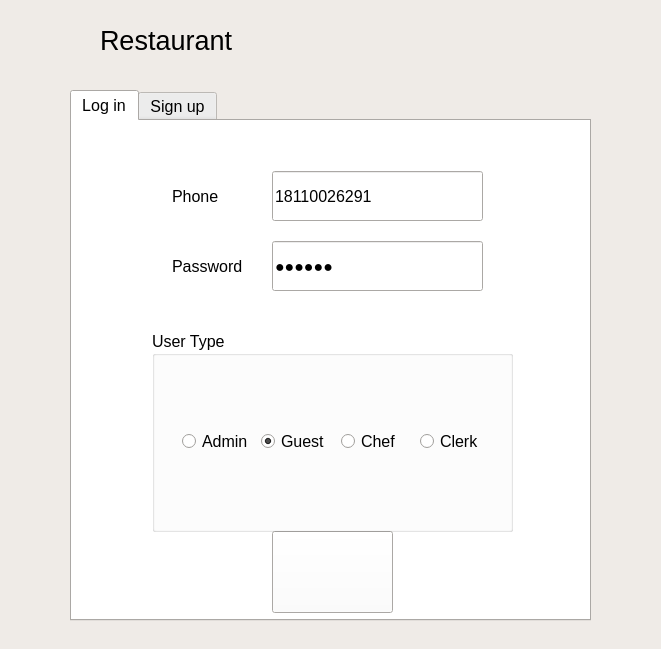
Above: logindlg.ui from zrd96/restaurant before the change. Below: the same form after it.
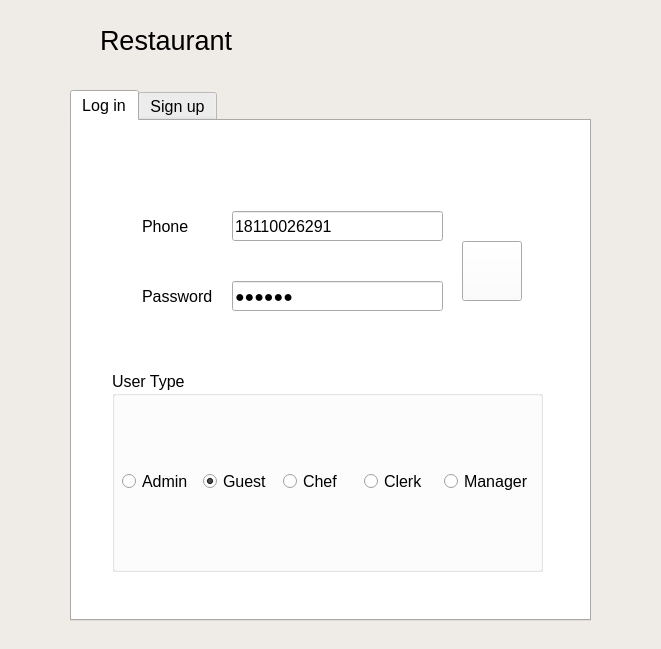
That is the form after the change. Icons and pictures are not drawn.

Patch:
```diff
--- a/logindlg.ui
+++ b/logindlg.ui
@@ -155,10 +155,10 @@
     <widget class="QPushButton" name="loginButton">
      <property name="geometry">
       <rect>
-       <x>200</x>
-       <y>410</y>
-       <width>121</width>
-       <height>82</height>
+       <x>390</x>
+       <y>120</y>
+       <width>60</width>
+       <height>60</height>
       </rect>
      </property>
      <property name="text">
@@ -178,9 +178,9 @@
     <widget class="QGroupBox" name="groupBoxLogin">
      <property name="geometry">
       <rect>
-       <x>80</x>
-       <y>210</y>
-       <width>361</width>
+       <x>40</x>
+       <y>250</y>
+       <width>431</width>
        <height>201</height>
       </rect>
      </property>
@@ -190,9 +190,9 @@
      <widget class="QWidget" name="gridLayoutWidget">
       <property name="geometry">
        <rect>
-        <x>30</x>
+        <x>10</x>
         <y>70</y>
-        <width>311</width>
+        <width>412</width>
         <height>81</height>
        </rect>
       </property>
@@ -231,14 +231,21 @@
          </property>
         </widget>
        </item>
+       <item row="0" column="4">
+        <widget class="QRadioButton" name="managerButton">
+         <property name="text">
+          <string>Manager</string>
+         </property>
+        </widget>
+       </item>
       </layout>
      </widget>
     </widget>
     <widget class="QLabel" name="label_2">
      <property name="geometry">
       <rect>
-       <x>100</x>
-       <y>120</y>
+       <x>70</x>
+       <y>150</y>
        <width>72</width>
        <height>50</height>
       </rect>
@@ -255,8 +262,8 @@
     <widget class="QLabel" name="label">
      <property name="geometry">
       <rect>
-       <x>100</x>
-       <y>50</y>
+       <x>70</x>
+       <y>80</y>
        <width>72</width>
        <height>50</height>
       </rect>
@@ -273,10 +280,10 @@
     <widget class="QLineEdit" name="lineEditPhoneLogin">
      <property name="geometry">
       <rect>
-       <x>200</x>
-       <y>50</y>
+       <x>160</x>
+       <y>90</y>
        <width>211</width>
-       <height>50</height>
+       <height>30</height>
       </rect>
      </property>
      <property name="sizePolicy">
@@ -298,10 +305,10 @@
     <widget class="QLineEdit" name="lineEditPasswordLogin">
      <property name="geometry">
       <rect>
-       <x>200</x>
-       <y>120</y>
+       <x>160</x>
+       <y>160</y>
        <width>211</width>
-       <height>50</height>
+       <height>30</height>
       </rect>
      </property>
      <property name="sizePolicy">
@@ -313,7 +320,7 @@
      <property name="minimumSize">
       <size>
        <width>0</width>
-       <height>50</height>
+       <height>30</height>
       </size>
      </property>
      <property name="maximumSize">
```
Left out of the diff: 40 changed lines with no effect on the pictures.
